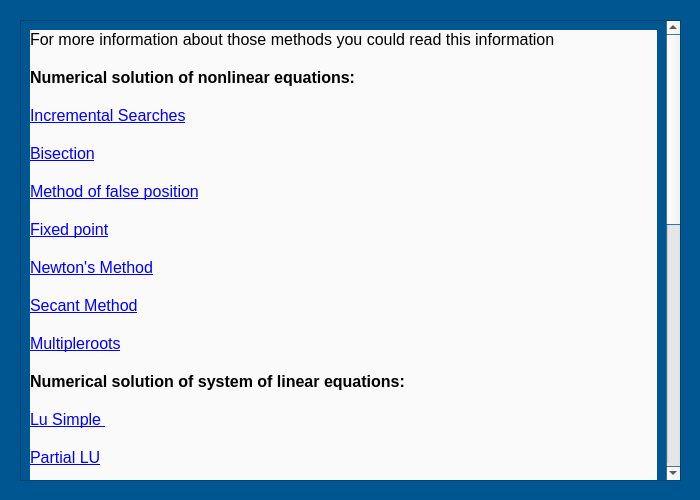
ManuelG28/Numerikiando, file Designer/online_window.ui: the form before one commit.
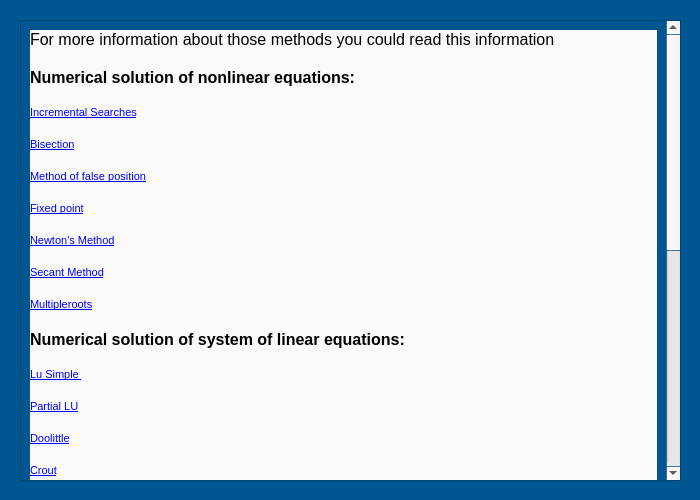
The form after the commit.

Commit message: Adding about us and fixing online help

```diff
--- a/Designer/online_window.ui
+++ b/Designer/online_window.ui
@@ -101,7 +101,7 @@
       <x>0</x>
       <y>0</y>
       <width>642</width>
-      <height>1044</height>
+      <height>918</height>
      </rect>
     </property>
     <layout class="QHBoxLayout" name="horizontalLayout">
@@ -119,51 +119,51 @@
 &lt;p style=&quot;-qt-paragraph-type:empty; margin-top:0px; margin-bottom:0px; margin-left:0px; margin-right:0px; -qt-block-indent:0; text-indent:0px; font-size:12pt; text-decoration: underline; color:#0000ff;&quot;&gt;&lt;br /&gt;&lt;/p&gt;
 &lt;p style=&quot; margin-top:0px; margin-bottom:0px; margin-left:0px; margin-right:0px; -qt-block-indent:0; text-indent:0px;&quot;&gt;&lt;span style=&quot; font-size:12pt; font-weight:600; color:#000000;&quot;&gt;Numerical solution of nonlinear equations:&lt;/span&gt;&lt;/p&gt;
 &lt;p style=&quot;-qt-paragraph-type:empty; margin-top:0px; margin-bottom:0px; margin-left:0px; margin-right:0px; -qt-block-indent:0; text-indent:0px; font-size:12pt; text-decoration: underline; color:#0000ff;&quot;&gt;&lt;br /&gt;&lt;/p&gt;
-&lt;p style=&quot; margin-top:0px; margin-bottom:0px; margin-left:0px; margin-right:0px; -qt-block-indent:0; text-indent:0px;&quot;&gt;&lt;span style=&quot; font-size:12pt; text-decoration: underline; color:#0000ff;&quot;&gt;Incremental Searches&lt;/span&gt;&lt;/p&gt;
+&lt;p style=&quot; margin-top:0px; margin-bottom:0px; margin-left:0px; margin-right:0px; -qt-block-indent:0; text-indent:0px;&quot;&gt;&lt;a href=&quot;https://www.youtube.com/watch?v=i_EkQFeIkEU&amp;amp;t=1s&amp;amp;ab_channel=JacobBishop&quot;&gt;&lt;span style=&quot; text-decoration: underline; color:#0000ff;&quot;&gt;Incremental Searches&lt;/span&gt;&lt;/a&gt;&lt;/p&gt;
 &lt;p style=&quot;-qt-paragraph-type:empty; margin-top:0px; margin-bottom:0px; margin-left:0px; margin-right:0px; -qt-block-indent:0; text-indent:0px; font-size:12pt; text-decoration: underline; color:#0000ff;&quot;&gt;&lt;br /&gt;&lt;/p&gt;
-&lt;p style=&quot; margin-top:0px; margin-bottom:0px; margin-left:0px; margin-right:0px; -qt-block-indent:0; text-indent:0px;&quot;&gt;&lt;span style=&quot; font-size:12pt; text-decoration: underline; color:#0000ff;&quot;&gt;Bisection&lt;/span&gt;&lt;/p&gt;
+&lt;p style=&quot; margin-top:0px; margin-bottom:0px; margin-left:0px; margin-right:0px; -qt-block-indent:0; text-indent:0px;&quot;&gt;&lt;a href=&quot;https://www.youtube.com/watch?v=OzFuihxtbtA&amp;amp;ab_channel=ExamSolutions&quot;&gt;&lt;span style=&quot; text-decoration: underline; color:#0000ff;&quot;&gt;Bisection&lt;/span&gt;&lt;/a&gt;&lt;/p&gt;
 &lt;p style=&quot;-qt-paragraph-type:empty; margin-top:0px; margin-bottom:0px; margin-left:0px; margin-right:0px; -qt-block-indent:0; text-indent:0px; font-size:12pt; text-decoration: underline; color:#0000ff;&quot;&gt;&lt;br /&gt;&lt;/p&gt;
-&lt;p style=&quot; margin-top:0px; margin-bottom:0px; margin-left:0px; margin-right:0px; -qt-block-indent:0; text-indent:0px;&quot;&gt;&lt;span style=&quot; font-size:12pt; text-decoration: underline; color:#0000ff;&quot;&gt;Method of false position&lt;/span&gt;&lt;/p&gt;
+&lt;p style=&quot; margin-top:0px; margin-bottom:0px; margin-left:0px; margin-right:0px; -qt-block-indent:0; text-indent:0px;&quot;&gt;&lt;a href=&quot;https://www.youtube.com/watch?v=pg1I8AG59Ik&amp;amp;ab_channel=OscarVeliz&quot;&gt;&lt;span style=&quot; text-decoration: underline; color:#0000ff;&quot;&gt;Method of false position&lt;/span&gt;&lt;/a&gt;&lt;/p&gt;
 &lt;p style=&quot;-qt-paragraph-type:empty; margin-top:0px; margin-bottom:0px; margin-left:0px; margin-right:0px; -qt-block-indent:0; text-indent:0px; font-size:12pt; text-decoration: underline; color:#0000ff;&quot;&gt;&lt;br /&gt;&lt;/p&gt;
-&lt;p style=&quot; margin-top:0px; margin-bottom:0px; margin-left:0px; margin-right:0px; -qt-block-indent:0; text-indent:0px;&quot;&gt;&lt;span style=&quot; font-size:12pt; text-decoration: underline; color:#0000ff;&quot;&gt;Fixed point&lt;/span&gt;&lt;/p&gt;
+&lt;p style=&quot; margin-top:0px; margin-bottom:0px; margin-left:0px; margin-right:0px; -qt-block-indent:0; text-indent:0px;&quot;&gt;&lt;a href=&quot;https://www.youtube.com/watch?v=OLqdJMjzib8&amp;amp;t=81s&amp;amp;ab_channel=OscarVeliz&quot;&gt;&lt;span style=&quot; text-decoration: underline; color:#0000ff;&quot;&gt;Fixed point&lt;/span&gt;&lt;/a&gt;&lt;/p&gt;
 &lt;p style=&quot;-qt-paragraph-type:empty; margin-top:0px; margin-bottom:0px; margin-left:0px; margin-right:0px; -qt-block-indent:0; text-indent:0px; font-size:12pt; text-decoration: underline; color:#0000ff;&quot;&gt;&lt;br /&gt;&lt;/p&gt;
-&lt;p style=&quot; margin-top:0px; margin-bottom:0px; margin-left:0px; margin-right:0px; -qt-block-indent:0; text-indent:0px;&quot;&gt;&lt;span style=&quot; font-size:12pt; text-decoration: underline; color:#0000ff;&quot;&gt;Newton's Method&lt;/span&gt;&lt;/p&gt;
+&lt;p style=&quot; margin-top:0px; margin-bottom:0px; margin-left:0px; margin-right:0px; -qt-block-indent:0; text-indent:0px;&quot;&gt;&lt;a href=&quot;https://www.youtube.com/watch?v=-5e2cULI3H8&amp;amp;ab_channel=TheOrganicChemistryTutor&quot;&gt;&lt;span style=&quot; text-decoration: underline; color:#0000ff;&quot;&gt;Newton's Method&lt;/span&gt;&lt;/a&gt;&lt;/p&gt;
 &lt;p style=&quot;-qt-paragraph-type:empty; margin-top:0px; margin-bottom:0px; margin-left:0px; margin-right:0px; -qt-block-indent:0; text-indent:0px; font-size:12pt; text-decoration: underline; color:#0000ff;&quot;&gt;&lt;br /&gt;&lt;/p&gt;
-&lt;p style=&quot; margin-top:0px; margin-bottom:0px; margin-left:0px; margin-right:0px; -qt-block-indent:0; text-indent:0px;&quot;&gt;&lt;span style=&quot; font-size:12pt; text-decoration: underline; color:#0000ff;&quot;&gt;Secant Method&lt;/span&gt;&lt;/p&gt;
+&lt;p style=&quot; margin-top:0px; margin-bottom:0px; margin-left:0px; margin-right:0px; -qt-block-indent:0; text-indent:0px;&quot;&gt;&lt;a href=&quot;https://www.youtube.com/watch?v=_MfjXOLUnyw&amp;amp;ab_channel=OscarVeliz&quot;&gt;&lt;span style=&quot; text-decoration: underline; color:#0000ff;&quot;&gt;Secant Method&lt;/span&gt;&lt;/a&gt;&lt;/p&gt;
 &lt;p style=&quot;-qt-paragraph-type:empty; margin-top:0px; margin-bottom:0px; margin-left:0px; margin-right:0px; -qt-block-indent:0; text-indent:0px; font-size:12pt; text-decoration: underline; color:#0000ff;&quot;&gt;&lt;br /&gt;&lt;/p&gt;
-&lt;p style=&quot; margin-top:0px; margin-bottom:0px; margin-left:0px; margin-right:0px; -qt-block-indent:0; text-indent:0px;&quot;&gt;&lt;span style=&quot; font-size:12pt; text-decoration: underline; color:#0000ff;&quot;&gt;Multipleroots&lt;/span&gt;&lt;/p&gt;
+&lt;p style=&quot; margin-top:0px; margin-bottom:0px; margin-left:0px; margin-right:0px; -qt-block-indent:0; text-indent:0px;&quot;&gt;&lt;a href=&quot;https://www.youtube.com/watch?v=rgCYfUwhwXk&amp;amp;ab_channel=MasterWuMathematics&quot;&gt;&lt;span style=&quot; text-decoration: underline; color:#0000ff;&quot;&gt;Multipleroots&lt;/span&gt;&lt;/a&gt;&lt;/p&gt;
 &lt;p style=&quot;-qt-paragraph-type:empty; margin-top:0px; margin-bottom:0px; margin-left:0px; margin-right:0px; -qt-block-indent:0; text-indent:0px; font-size:12pt; text-decoration: underline; color:#0000ff;&quot;&gt;&lt;br /&gt;&lt;/p&gt;
 &lt;p style=&quot; margin-top:0px; margin-bottom:0px; margin-left:0px; margin-right:0px; -qt-block-indent:0; text-indent:0px;&quot;&gt;&lt;span style=&quot; font-size:12pt; font-weight:600; color:#000000;&quot;&gt;Numerical solution of system of linear equations:&lt;/span&gt;&lt;/p&gt;
 &lt;p style=&quot;-qt-paragraph-type:empty; margin-top:0px; margin-bottom:0px; margin-left:0px; margin-right:0px; -qt-block-indent:0; text-indent:0px; font-size:12pt; text-decoration: underline; color:#0000ff;&quot;&gt;&lt;br /&gt;&lt;/p&gt;
-&lt;p style=&quot; margin-top:0px; margin-bottom:0px; margin-left:0px; margin-right:0px; -qt-block-indent:0; text-indent:0px;&quot;&gt;&lt;span style=&quot; font-size:12pt; text-decoration: underline; color:#0000ff;&quot;&gt;Lu Simple &lt;/span&gt;&lt;/p&gt;
+&lt;p style=&quot; margin-top:0px; margin-bottom:0px; margin-left:0px; margin-right:0px; -qt-block-indent:0; text-indent:0px;&quot;&gt;&lt;a href=&quot;https://www.youtube.com/watch?v=UlWcofkUDDU&amp;amp;ab_channel=Mathispower4u&quot;&gt;&lt;span style=&quot; text-decoration: underline; color:#0000ff;&quot;&gt;Lu Simple &lt;/span&gt;&lt;/a&gt;&lt;/p&gt;
 &lt;p style=&quot;-qt-paragraph-type:empty; margin-top:0px; margin-bottom:0px; margin-left:0px; margin-right:0px; -qt-block-indent:0; text-indent:0px; font-size:12pt; text-decoration: underline; color:#0000ff;&quot;&gt;&lt;br /&gt;&lt;/p&gt;
-&lt;p style=&quot; margin-top:0px; margin-bottom:0px; margin-left:0px; margin-right:0px; -qt-block-indent:0; text-indent:0px;&quot;&gt;&lt;span style=&quot; font-size:12pt; text-decoration: underline; color:#0000ff;&quot;&gt;Partial LU&lt;/span&gt;&lt;/p&gt;
+&lt;p style=&quot; margin-top:0px; margin-bottom:0px; margin-left:0px; margin-right:0px; -qt-block-indent:0; text-indent:0px;&quot;&gt;&lt;a href=&quot;https://www.youtube.com/watch?v=Ht6eYqFQpqc&amp;amp;ab_channel=waltermudzimbabwe&quot;&gt;&lt;span style=&quot; text-decoration: underline; color:#0000ff;&quot;&gt;Partial LU&lt;/span&gt;&lt;/a&gt;&lt;/p&gt;
 &lt;p style=&quot;-qt-paragraph-type:empty; margin-top:0px; margin-bottom:0px; margin-left:0px; margin-right:0px; -qt-block-indent:0; text-indent:0px; font-size:12pt; text-decoration: underline; color:#0000ff;&quot;&gt;&lt;br /&gt;&lt;/p&gt;
-&lt;p style=&quot; margin-top:0px; margin-bottom:0px; margin-left:0px; margin-right:0px; -qt-block-indent:0; text-indent:0px;&quot;&gt;&lt;span style=&quot; font-size:12pt; text-decoration: underline; color:#0000ff;&quot;&gt;Doolittle&lt;/span&gt;&lt;/p&gt;
+&lt;p style=&quot; margin-top:0px; margin-bottom:0px; margin-left:0px; margin-right:0px; -qt-block-indent:0; text-indent:0px;&quot;&gt;&lt;a href=&quot;https://www.youtube.com/watch?v=tmcxfxw64bE&amp;amp;ab_channel=MathwithMunaza&quot;&gt;&lt;span style=&quot; text-decoration: underline; color:#0000ff;&quot;&gt;Doolittle&lt;/span&gt;&lt;/a&gt;&lt;/p&gt;
 &lt;p style=&quot;-qt-paragraph-type:empty; margin-top:0px; margin-bottom:0px; margin-left:0px; margin-right:0px; -qt-block-indent:0; text-indent:0px; font-size:12pt; text-decoration: underline; color:#0000ff;&quot;&gt;&lt;br /&gt;&lt;/p&gt;
-&lt;p style=&quot; margin-top:0px; margin-bottom:0px; margin-left:0px; margin-right:0px; -qt-block-indent:0; text-indent:0px;&quot;&gt;&lt;span style=&quot; font-size:12pt; text-decoration: underline; color:#0000ff;&quot;&gt;Crout&lt;/span&gt;&lt;/p&gt;
+&lt;p style=&quot; margin-top:0px; margin-bottom:0px; margin-left:0px; margin-right:0px; -qt-block-indent:0; text-indent:0px;&quot;&gt;&lt;a href=&quot;https://www.youtube.com/watch?v=yYxwlnilEJs&amp;amp;ab_channel=BlakeTabian&quot;&gt;&lt;span style=&quot; text-decoration: underline; color:#0000ff;&quot;&gt;Crout&lt;/span&gt;&lt;/a&gt;&lt;/p&gt;
 &lt;p style=&quot;-qt-paragraph-type:empty; margin-top:0px; margin-bottom:0px; margin-left:0px; margin-right:0px; -qt-block-indent:0; text-indent:0px; font-size:12pt; text-decoration: underline; color:#0000ff;&quot;&gt;&lt;br /&gt;&lt;/p&gt;
-&lt;p style=&quot; margin-top:0px; margin-bottom:0px; margin-left:0px; margin-right:0px; -qt-block-indent:0; text-indent:0px;&quot;&gt;&lt;span style=&quot; font-size:12pt; text-decoration: underline; color:#0000ff;&quot;&gt;Cholesky&lt;/span&gt;&lt;/p&gt;
+&lt;p style=&quot; margin-top:0px; margin-bottom:0px; margin-left:0px; margin-right:0px; -qt-block-indent:0; text-indent:0px;&quot;&gt;&lt;a href=&quot;https://www.youtube.com/watch?v=j1epLYdfqT4&amp;amp;ab_channel=BlakeTabian&quot;&gt;&lt;span style=&quot; text-decoration: underline; color:#0000ff;&quot;&gt;Cholesky&lt;/span&gt;&lt;/a&gt;&lt;/p&gt;
 &lt;p style=&quot;-qt-paragraph-type:empty; margin-top:0px; margin-bottom:0px; margin-left:0px; margin-right:0px; -qt-block-indent:0; text-indent:0px; font-size:12pt; text-decoration: underline; color:#0000ff;&quot;&gt;&lt;br /&gt;&lt;/p&gt;
-&lt;p style=&quot; margin-top:0px; margin-bottom:0px; margin-left:0px; margin-right:0px; -qt-block-indent:0; text-indent:0px;&quot;&gt;&lt;span style=&quot; font-size:12pt; text-decoration: underline; color:#0000ff;&quot;&gt;Jacobi &lt;/span&gt;&lt;/p&gt;
+&lt;p style=&quot; margin-top:0px; margin-bottom:0px; margin-left:0px; margin-right:0px; -qt-block-indent:0; text-indent:0px;&quot;&gt;&lt;a href=&quot;https://www.youtube.com/watch?v=bR2SEe8W3Ig&amp;amp;ab_channel=GreggWaterman&quot;&gt;&lt;span style=&quot; text-decoration: underline; color:#0000ff;&quot;&gt;Jacobi &lt;/span&gt;&lt;/a&gt;&lt;/p&gt;
 &lt;p style=&quot;-qt-paragraph-type:empty; margin-top:0px; margin-bottom:0px; margin-left:0px; margin-right:0px; -qt-block-indent:0; text-indent:0px; font-size:12pt; text-decoration: underline; color:#0000ff;&quot;&gt;&lt;br /&gt;&lt;/p&gt;
-&lt;p style=&quot; margin-top:0px; margin-bottom:0px; margin-left:0px; margin-right:0px; -qt-block-indent:0; text-indent:0px;&quot;&gt;&lt;span style=&quot; font-size:12pt; text-decoration: underline; color:#0000ff;&quot;&gt;Gauss-Seidel&lt;/span&gt;&lt;/p&gt;
+&lt;p style=&quot; margin-top:0px; margin-bottom:0px; margin-left:0px; margin-right:0px; -qt-block-indent:0; text-indent:0px;&quot;&gt;&lt;a href=&quot;https://www.youtube.com/watch?v=F6J3ZmXkMj0&amp;amp;ab_channel=GreggWaterman&quot;&gt;&lt;span style=&quot; text-decoration: underline; color:#0000ff;&quot;&gt;Gauss-Seidel&lt;/span&gt;&lt;/a&gt;&lt;/p&gt;
 &lt;p style=&quot;-qt-paragraph-type:empty; margin-top:0px; margin-bottom:0px; margin-left:0px; margin-right:0px; -qt-block-indent:0; text-indent:0px; font-size:12pt; text-decoration: underline; color:#0000ff;&quot;&gt;&lt;br /&gt;&lt;/p&gt;
-&lt;p style=&quot; margin-top:0px; margin-bottom:0px; margin-left:0px; margin-right:0px; -qt-block-indent:0; text-indent:0px;&quot;&gt;&lt;span style=&quot; font-size:12pt; text-decoration: underline; color:#0000ff;&quot;&gt;SOR&lt;/span&gt;&lt;/p&gt;
+&lt;p style=&quot; margin-top:0px; margin-bottom:0px; margin-left:0px; margin-right:0px; -qt-block-indent:0; text-indent:0px;&quot;&gt;&lt;a href=&quot;https://www.youtube.com/watch?v=D3S185K4WWc&amp;amp;ab_channel=TheMathGuy&quot;&gt;&lt;span style=&quot; text-decoration: underline; color:#0000ff;&quot;&gt;SOR&lt;/span&gt;&lt;/a&gt;&lt;/p&gt;
 &lt;p style=&quot;-qt-paragraph-type:empty; margin-top:0px; margin-bottom:0px; margin-left:0px; margin-right:0px; -qt-block-indent:0; text-indent:0px; font-size:12pt; text-decoration: underline; color:#0000ff;&quot;&gt;&lt;br /&gt;&lt;/p&gt;
 &lt;p style=&quot; margin-top:0px; margin-bottom:0px; margin-left:0px; margin-right:0px; -qt-block-indent:0; text-indent:0px;&quot;&gt;&lt;span style=&quot; font-size:12pt; font-weight:600; color:#000000;&quot;&gt;Interpolation:&lt;/span&gt;&lt;/p&gt;
 &lt;p style=&quot;-qt-paragraph-type:empty; margin-top:0px; margin-bottom:0px; margin-left:0px; margin-right:0px; -qt-block-indent:0; text-indent:0px; font-size:12pt; text-decoration: underline; color:#0000ff;&quot;&gt;&lt;br /&gt;&lt;/p&gt;
-&lt;p style=&quot; margin-top:0px; margin-bottom:0px; margin-left:0px; margin-right:0px; -qt-block-indent:0; text-indent:0px;&quot;&gt;&lt;span style=&quot; font-size:12pt; text-decoration: underline; color:#0000ff;&quot;&gt;Vandermonde&lt;/span&gt;&lt;/p&gt;
+&lt;p style=&quot; margin-top:0px; margin-bottom:0px; margin-left:0px; margin-right:0px; -qt-block-indent:0; text-indent:0px;&quot;&gt;&lt;a href=&quot;https://www.youtube.com/watch?v=G6lVSD0Jci0&amp;amp;ab_channel=TheMathGuy&quot;&gt;&lt;span style=&quot; text-decoration: underline; color:#0000ff;&quot;&gt;Vandermonde&lt;/span&gt;&lt;/a&gt;&lt;/p&gt;
 &lt;p style=&quot;-qt-paragraph-type:empty; margin-top:0px; margin-bottom:0px; margin-left:0px; margin-right:0px; -qt-block-indent:0; text-indent:0px; font-size:12pt; text-decoration: underline; color:#0000ff;&quot;&gt;&lt;br /&gt;&lt;/p&gt;
-&lt;p style=&quot; margin-top:0px; margin-bottom:0px; margin-left:0px; margin-right:0px; -qt-block-indent:0; text-indent:0px;&quot;&gt;&lt;span style=&quot; font-size:12pt; text-decoration: underline; color:#0000ff;&quot;&gt;Newton's interpolating polynomial&lt;/span&gt;&lt;/p&gt;
+&lt;p style=&quot; margin-top:0px; margin-bottom:0px; margin-left:0px; margin-right:0px; -qt-block-indent:0; text-indent:0px;&quot;&gt;&lt;a href=&quot;https://www.youtube.com/watch?v=hcsBjizQ9X8&amp;amp;ab_channel=AFMath%26Engineering&quot;&gt;&lt;span style=&quot; text-decoration: underline; color:#0000ff;&quot;&gt;Newton's interpolating polynomial&lt;/span&gt;&lt;/a&gt;&lt;/p&gt;
 &lt;p style=&quot;-qt-paragraph-type:empty; margin-top:0px; margin-bottom:0px; margin-left:0px; margin-right:0px; -qt-block-indent:0; text-indent:0px; font-size:12pt; text-decoration: underline; color:#0000ff;&quot;&gt;&lt;br /&gt;&lt;/p&gt;
-&lt;p style=&quot; margin-top:0px; margin-bottom:0px; margin-left:0px; margin-right:0px; -qt-block-indent:0; text-indent:0px;&quot;&gt;&lt;span style=&quot; font-size:12pt; text-decoration: underline; color:#0000ff;&quot;&gt;Lagrange interpolating polynomial&lt;/span&gt;&lt;/p&gt;
+&lt;p style=&quot; margin-top:0px; margin-bottom:0px; margin-left:0px; margin-right:0px; -qt-block-indent:0; text-indent:0px;&quot;&gt;&lt;a href=&quot;https://www.youtube.com/watch?v=hcsBjizQ9X8&amp;amp;ab_channel=AFMath%26Engineering&quot;&gt;&lt;span style=&quot; text-decoration: underline; color:#0000ff;&quot;&gt;Lagrange interpolating polynomial&lt;/span&gt;&lt;/a&gt;&lt;/p&gt;
 &lt;p style=&quot;-qt-paragraph-type:empty; margin-top:0px; margin-bottom:0px; margin-left:0px; margin-right:0px; -qt-block-indent:0; text-indent:0px; font-size:12pt; text-decoration: underline; color:#0000ff;&quot;&gt;&lt;br /&gt;&lt;/p&gt;
-&lt;p style=&quot; margin-top:0px; margin-bottom:0px; margin-left:0px; margin-right:0px; -qt-block-indent:0; text-indent:0px;&quot;&gt;&lt;span style=&quot; font-size:12pt; text-decoration: underline; color:#0000ff;&quot;&gt;Linear spline&lt;/span&gt;&lt;/p&gt;
+&lt;p style=&quot; margin-top:0px; margin-bottom:0px; margin-left:0px; margin-right:0px; -qt-block-indent:0; text-indent:0px;&quot;&gt;&lt;a href=&quot;https://www.youtube.com/watch?v=0YCJS19JTv0&amp;amp;ab_channel=numericalmethodsguy&quot;&gt;&lt;span style=&quot; text-decoration: underline; color:#0000ff;&quot;&gt;Linear spline&lt;/span&gt;&lt;/a&gt;&lt;/p&gt;
 &lt;p style=&quot;-qt-paragraph-type:empty; margin-top:0px; margin-bottom:0px; margin-left:0px; margin-right:0px; -qt-block-indent:0; text-indent:0px; font-size:12pt; text-decoration: underline; color:#0000ff;&quot;&gt;&lt;br /&gt;&lt;/p&gt;
-&lt;p style=&quot; margin-top:0px; margin-bottom:0px; margin-left:0px; margin-right:0px; -qt-block-indent:0; text-indent:0px;&quot;&gt;&lt;span style=&quot; font-size:12pt; text-decoration: underline; color:#0000ff;&quot;&gt;Quadratic spline&lt;/span&gt;&lt;/p&gt;
+&lt;p style=&quot; margin-top:0px; margin-bottom:0px; margin-left:0px; margin-right:0px; -qt-block-indent:0; text-indent:0px;&quot;&gt;&lt;a href=&quot;https://www.youtube.com/watch?v=j_jBK7zJ1vU&amp;amp;ab_channel=numericalmethodsguy&quot;&gt;&lt;span style=&quot; text-decoration: underline; color:#0000ff;&quot;&gt;Quadratic spline&lt;/span&gt;&lt;/a&gt;&lt;/p&gt;
 &lt;p style=&quot;-qt-paragraph-type:empty; margin-top:0px; margin-bottom:0px; margin-left:0px; margin-right:0px; -qt-block-indent:0; text-indent:0px; font-size:12pt; text-decoration: underline; color:#0000ff;&quot;&gt;&lt;br /&gt;&lt;/p&gt;
-&lt;p style=&quot; margin-top:0px; margin-bottom:0px; margin-left:0px; margin-right:0px; -qt-block-indent:0; text-indent:0px;&quot;&gt;&lt;span style=&quot; font-size:12pt; text-decoration: underline; color:#0000ff;&quot;&gt;Cubic spline&lt;/span&gt;&lt;/p&gt;
+&lt;p style=&quot; margin-top:0px; margin-bottom:0px; margin-left:0px; margin-right:0px; -qt-block-indent:0; text-indent:0px;&quot;&gt;&lt;a href=&quot;https://www.youtube.com/watch?v=wMMjF7kXnWA&amp;amp;ab_channel=TheMathGuy&quot;&gt;&lt;span style=&quot; text-decoration: underline; color:#0000ff;&quot;&gt;Cubic spline&lt;/span&gt;&lt;/a&gt;&lt;/p&gt;
 &lt;p style=&quot;-qt-paragraph-type:empty; margin-top:0px; margin-bottom:0px; margin-left:0px; margin-right:0px; -qt-block-indent:0; text-indent:0px; font-size:12pt; text-decoration: underline; color:#0000ff;&quot;&gt;&lt;br /&gt;&lt;/p&gt;
 &lt;p style=&quot;-qt-paragraph-type:empty; margin-top:0px; margin-bottom:0px; margin-left:0px; margin-right:0px; -qt-block-indent:0; text-indent:0px; font-size:12pt; text-decoration: underline; color:#0000ff;&quot;&gt;&lt;br /&gt;&lt;/p&gt;
 &lt;p style=&quot;-qt-paragraph-type:empty; margin-top:0px; margin-bottom:0px; margin-left:0px; margin-right:0px; -qt-block-indent:0; text-indent:0px; font-size:12pt; text-decoration: underline; color:#0000ff;&quot;&gt;&lt;br /&gt;&lt;/p&gt;
```
The commit also changes 4 other files.
